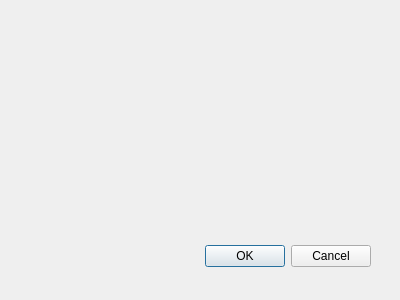
Above: src/easyticket/dialogcombobox.ui from LESNIAK-Louis/EasyTicket before the change. Below: the same form after it.
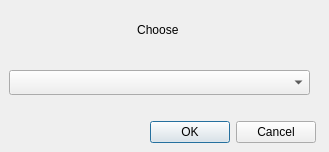
That is the form after the change.

Patch:
```diff
--- a/src/easyticket/dialogcombobox.ui
+++ b/src/easyticket/dialogcombobox.ui
@@ -8,8 +8,8 @@
    <rect>
     <x>0</x>
     <y>0</y>
-    <width>400</width>
-    <height>300</height>
+    <width>329</width>
+    <height>152</height>
    </rect>
   </property>
   <property name="windowTitle">
@@ -18,10 +18,10 @@
   <widget name="buttonBox" class="QDialogButtonBox">
    <property name="geometry">
     <rect>
-     <x>30</x>
-     <y>240</y>
-     <width>341</width>
-     <height>32</height>
+     <x>150</x>
+     <y>120</y>
+     <width>166</width>
+     <height>25</height>
     </rect>
    </property>
    <property name="orientation">
@@ -31,6 +31,35 @@
     <set>QDialogButtonBox::Cancel|QDialogButtonBox::Ok</set>
    </property>
   </widget>
+  <widget class="QLabel" name="labelChoix">
+   <property name="geometry">
+    <rect>
+     <x>9</x>
+     <y>9</y>
+     <width>301</width>
+     <height>41</height>
+    </rect>
+   </property>
+   <property name="text">
+    <string>Choose </string>
+   </property>
+   <property name="alignment">
+    <set>Qt::AlignCenter</set>
+   </property>
+   <property name="textInteractionFlags">
+    <set>Qt::NoTextInteraction</set>
+   </property>
+  </widget>
+  <widget class="QComboBox" name="comboBoxChoix">
+   <property name="geometry">
+    <rect>
+     <x>9</x>
+     <y>70</y>
+     <width>301</width>
+     <height>25</height>
+    </rect>
+   </property>
+  </widget>
  </widget>
  <pixmapfunction/>
  <resources/>
```
Left out of the diff: 9 changed lines with no effect on the pictures.
